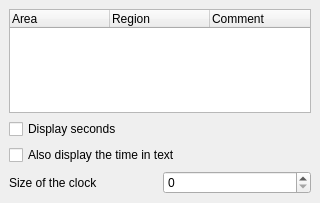
The window that plasma/applets/clock/clockConfig.ui (mgottschlag/kwin-tiling) describes before a commit, drawn with Qt 5.
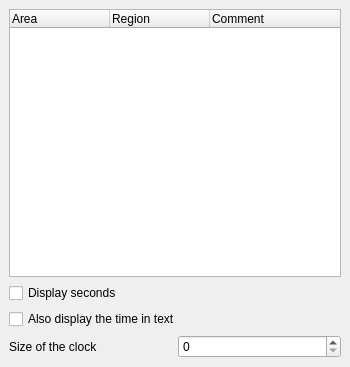
The same window after the commit. Custom widgets are drawn as their Qt base class.

Commit message: Minimumsize of configdialogue -> no horizontal scrollbar

Patch:
```diff
--- a/plasma/applets/clock/clockConfig.ui
+++ b/plasma/applets/clock/clockConfig.ui
@@ -5,15 +5,33 @@
    <rect>
     <x>0</x>
     <y>0</y>
-    <width>320</width>
-    <height>203</height>
+    <width>350</width>
+    <height>367</height>
    </rect>
   </property>
+  <property name="minimumSize" >
+   <size>
+    <width>350</width>
+    <height>200</height>
+   </size>
+  </property>
   <layout class="QGridLayout" >
    <property name="margin" >
     <number>9</number>
    </property>
-   <property name="spacing" >
+   <property name="topMargin" >
+    <number>9</number>
+   </property>
+   <property name="rightMargin" >
+    <number>9</number>
+   </property>
+   <property name="bottomMargin" >
+    <number>9</number>
+   </property>
+   <property name="horizontalSpacing" >
+    <number>6</number>
+   </property>
+   <property name="verticalSpacing" >
     <number>6</number>
    </property>
    <item row="0" column="0" >
```
Left out of the diff: 32 changed lines with no effect on the pictures.
